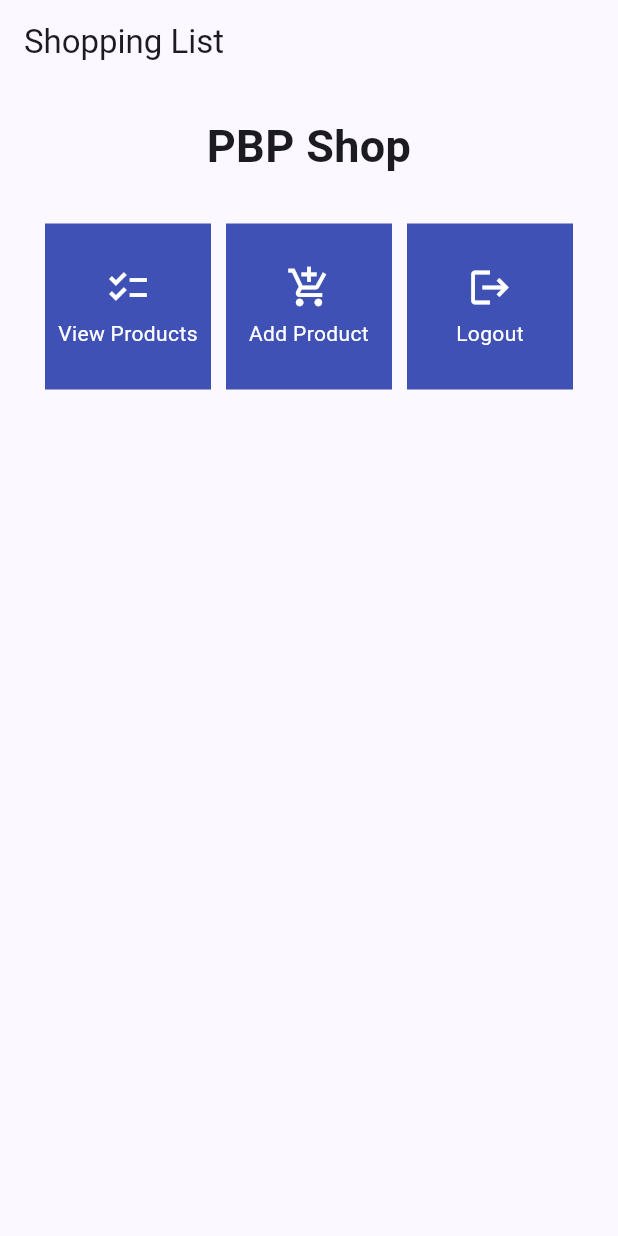
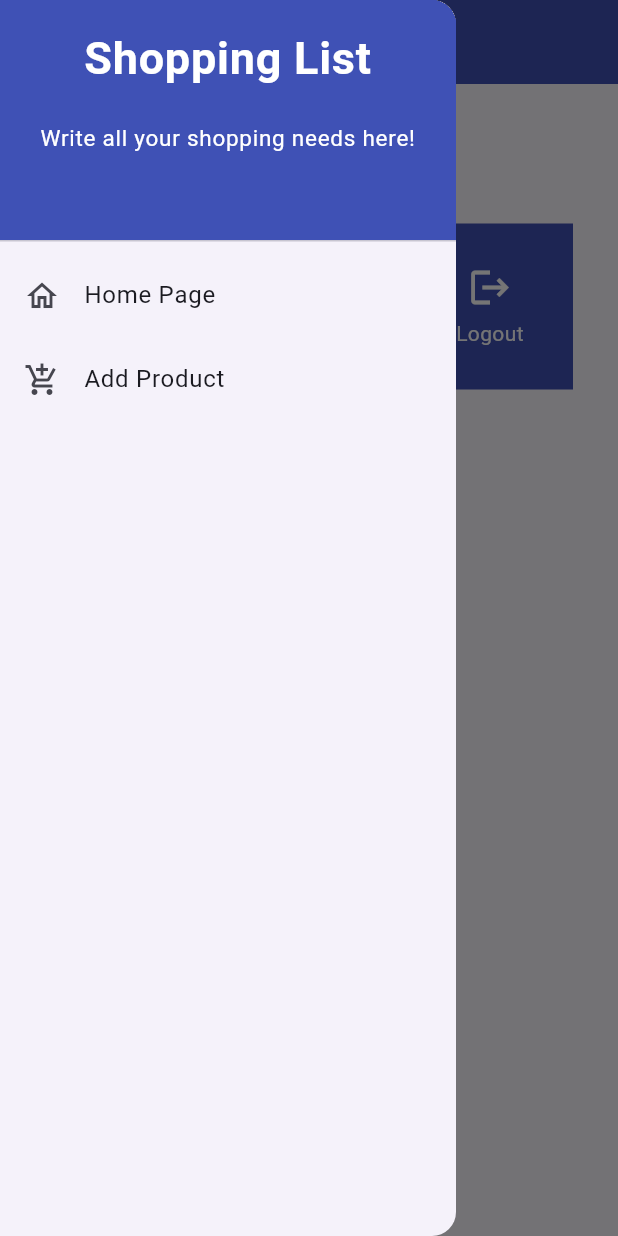
Before and after one commit to rauloaul/shopping-list-mobile, a Flutter app: the screen it shows after launch, with the side drawer open (before the commit the screen has no drawer), on a phone screen of 412 x 824 dp. Run offline on Flutter 3.47's test engine with Material 2 defaults, Android fonts, the phone set to English and light mode, and no system bars.

Commit message:
Tutoerial 7 Done

```diff
--- a/lib/main.dart
+++ b/lib/main.dart
@@ -1,5 +1,5 @@
 import 'package:flutter/material.dart';
-import 'package:shopping_list/menu.dart';
+import 'package:shopping_list/screens/menu.dart';
 
 void main() {
   runApp(const MyApp());
@@ -32,7 +32,7 @@ class MyApp extends StatelessWidget {
         colorScheme: ColorScheme.fromSeed(seedColor: Colors.indigo),
         useMaterial3: true,
       ),
-      home: MyHomePage(),
+      home: MyHomePage()
     );
   }
 }
--- /dev/null
+++ b/lib/screens/menu.dart
@@ -0,0 +1,58 @@
+import 'package:flutter/material.dart';
+import 'package:shopping_list/widgets/left_drawer.dart';
+import 'package:shopping_list/widgets/shop_card.dart';
+
+class MyHomePage extends StatelessWidget {
+  MyHomePage({Key? key}) : super(key: key);
+  final List<ShopItem> items = [
+    ShopItem("View Products", Icons.checklist),
+    ShopItem("Add Product", Icons.add_shopping_cart),
+    ShopItem("Logout", Icons.logout),
+  ];
+
+  @override
+  Widget build(BuildContext context) {
+    return Scaffold(
+      appBar: AppBar(
+        title: const Text(
+          'Shopping List',
+        ),
+        backgroundColor: Colors.indigo,
+        foregroundColor: Colors.white,
+      ),
+      drawer: const LeftDrawer(),
+      body: SingleChildScrollView(
+        child: Padding(
+          padding: const EdgeInsets.all(10.0),
+          child: Column(
+            children: <Widget>[
+              const Padding(
+                padding: EdgeInsets.only(top: 10.0, bottom: 10.0),
+                child: Text(
+                  'PBP Shop',
+                  textAlign: TextAlign.center,
+                  style: TextStyle(
+                    fontSize: 30,
+                    fontWeight: FontWeight.bold,
+                  ),
+                ),
+              ),
+              // Grid layout
+              GridView.count(
+                primary: true,
+                padding: const EdgeInsets.all(20),
+                crossAxisSpacing: 10,
+                mainAxisSpacing: 10,
+                crossAxisCount: 3,
+                shrinkWrap: true,
+                children: items.map((ShopItem item) {
+                  return ShopCard(item);
+                }).toList(),
+              ),
+            ],
+          ),
+        ),
+      ),
+    );
+  }
+}
--- /dev/null
+++ b/lib/widgets/left_drawer.dart
@@ -0,0 +1,64 @@
+import 'package:flutter/material.dart';
+import 'package:shopping_list/screens/menu.dart';
+import 'package:shopping_list/screens/shoplist_form.dart';
+
+class LeftDrawer extends StatelessWidget {
+  const LeftDrawer({super.key});
+
+  @override
+  Widget build(BuildContext context) {
+    return Drawer(
+      child: ListView(
+        children: [
+          const DrawerHeader(
+            decoration: BoxDecoration(
+              color: Colors.indigo,
+            ),
+            child: Column(
+              children: [
+                Text(
+                  'Shopping List',
+                  textAlign: TextAlign.center,
+                  style: TextStyle(
+                    fontSize: 30,
+                    fontWeight: FontWeight.bold,
+                    color: Colors.white,
+                  ),
+                ),
+                Padding(padding: EdgeInsets.all(10)),
+                Text("Write all your shopping needs here!",
+                    textAlign: TextAlign.center,
+                    style: TextStyle(fontSize: 15, color: Colors.white, fontWeight: FontWeight.normal,)
+                    ),
+              ],
+            ),
+          ),
+          ListTile(
+            leading: const Icon(Icons.home_outlined),
+            title: const Text('Home Page'),
+
+            onTap: () {
+              Navigator.pushReplacement(
+                  context,
+                  MaterialPageRoute(
+                    builder: (context) => MyHomePage(),
+                  ));
+            },
+          ),
+          ListTile(
+            leading: const Icon(Icons.add_shopping_cart),
+            title: const Text('Add Product'),
+
+            onTap: () {
+              Navigator.pushReplacement(
+                  context,
+                  MaterialPageRoute(
+                    builder: (context) => const ShopFormPage(),
+                  ));
+            },
+          ),
+        ],
+      ),
+    );
+  }
+}
--- /dev/null
+++ b/lib/widgets/shop_card.dart
@@ -0,0 +1,62 @@
+import 'package:flutter/material.dart';
+import 'package:shopping_list/screens/shoplist_form.dart';
+
+class ShopItem {
+  final String name;
+  final IconData icon;
+
+  ShopItem(this.name, this.icon);
+}
+
+class ShopCard extends StatelessWidget {
+  final ShopItem item;
+
+  const ShopCard(this.item, {super.key}); // Constructor
+
+  @override
+  Widget build(BuildContext context) {
+    return Material(
+      color: Colors.indigo,
+      child: InkWell(
+
+        onTap: () {
+
+          ScaffoldMessenger.of(context)
+            ..hideCurrentSnackBar()
+            ..showSnackBar(SnackBar(
+                content: Text("You pressed the ${item.name} button!")));
+
+          if (item.name == "Add Product") {
+            Navigator.push(
+                  context,
+                  MaterialPageRoute(
+                    builder: (context) => const ShopFormPage(),
+                  ));
+          }
+        },
+        child: Container(
+
+          padding: const EdgeInsets.all(8),
+          child: Center(
+            child: Column(
+              mainAxisAlignment: MainAxisAlignment.center,
+              children: [
+                Icon(
+                  item.icon,
+                  color: Colors.white,
+                  size: 30.0,
+                ),
+                const Padding(padding: EdgeInsets.all(3)),
+                Text(
+                  item.name,
+                  textAlign: TextAlign.center,
+                  style: const TextStyle(color: Colors.white),
+                ),
+              ],
+            ),
+          ),
+        ),
+      ),
+    );
+  }
+}
```
Also changed, not shown: lib/screens/shoplist_form.dart (added, +161 -0 lines).
